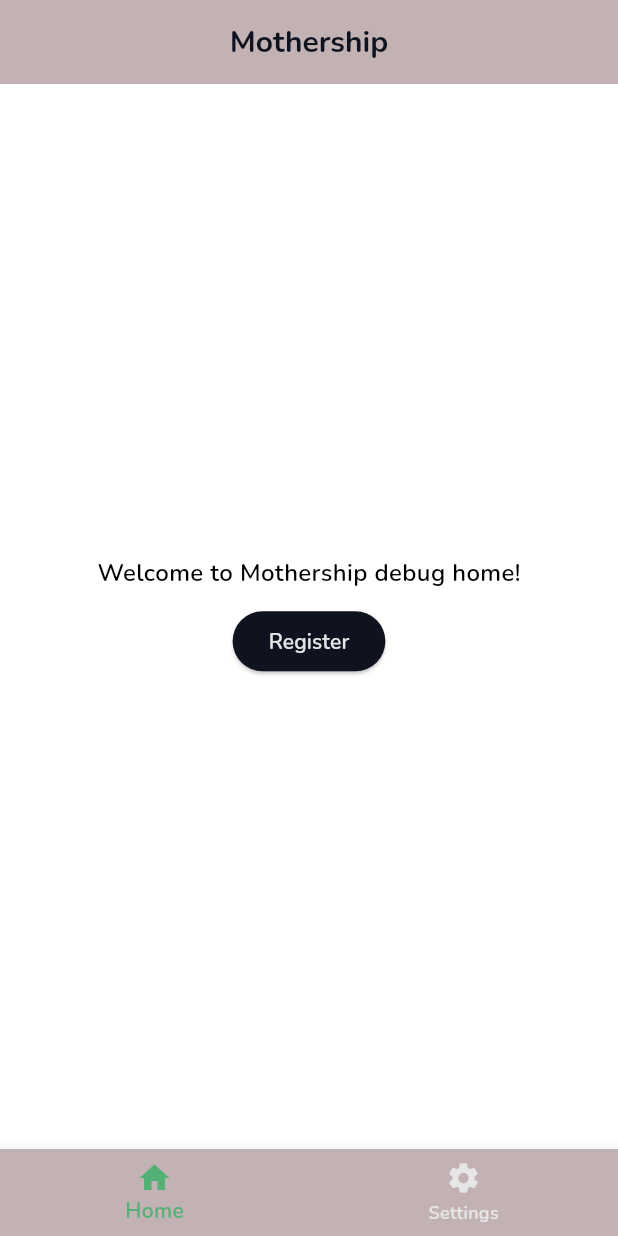
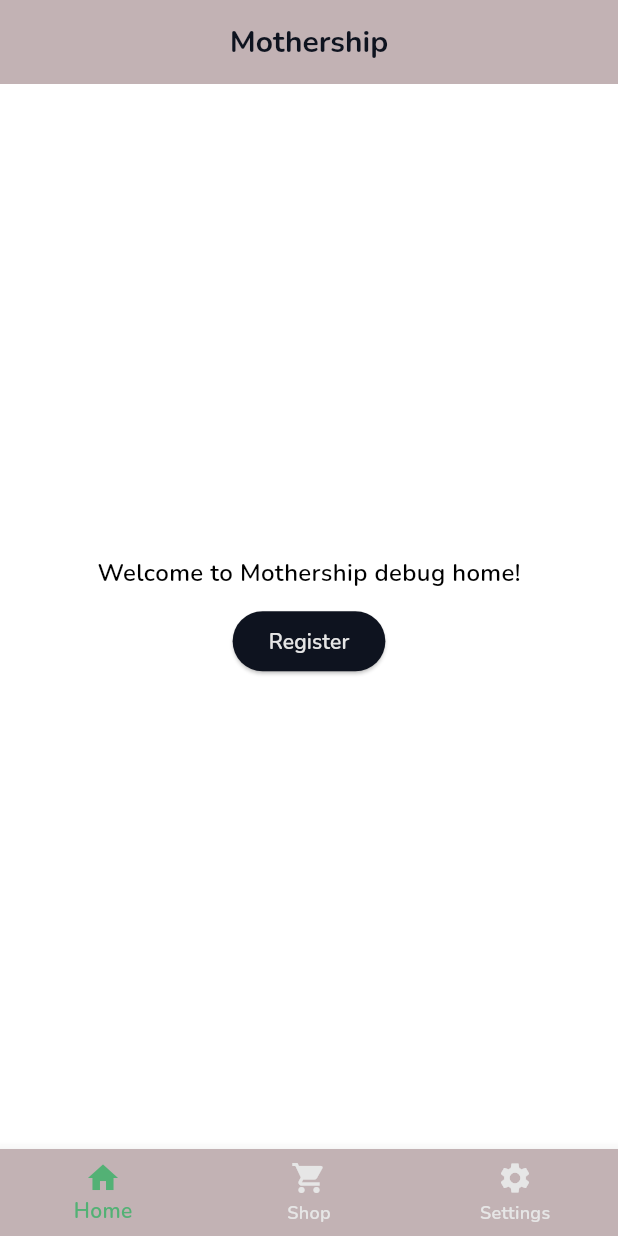
Before and after one commit to csc190mothership/mothership-app, a Flutter app: the screen it shows after launch, on a phone screen of 412 x 824 dp. Run offline on Flutter 3.47's test engine with Material 3 defaults, Android fonts, the phone set to English and light mode, and no system bars; our stand-ins replace intl_phone_number_input, page_transition.

Commit message:
added empty shop page with search button

```diff
--- a/lib/main.dart
+++ b/lib/main.dart
@@ -4,6 +4,8 @@
 import 'screens/settings.dart';
 import 'screens/debughome.dart';
 import 'screens/register.dart';
+import 'screens/shop.dart';
+import 'screens/search.dart';
 import 'package:provider/provider.dart';
 import 'themeprovider.dart';
 
@@ -22,6 +24,7 @@
   @override
   Widget build(BuildContext context) {
     return MaterialApp(
+      debugShowCheckedModeBanner: false,
       title: 'Flutter Demo',
       theme: Provider.of<ThemeProvider>(context).getTheme(),
       home: const MyHomePage(),
@@ -47,8 +50,8 @@
 
   final _pageOptions = [
     debugHome(),
+    Shop(),
     Settings(),
-    Register(),
   ];
 
   @override
@@ -62,9 +65,14 @@
             label: 'Home',
           ),
           BottomNavigationBarItem(
+            icon: Icon(Icons.shopping_cart),
+            label: 'Shop',
+          ),
+          BottomNavigationBarItem(
             icon: Icon(Icons.settings),
             label: 'Settings',
           ),
+
         ],
         currentIndex: _selectedPage,
         onTap: _onItemTapped,
```
Also changed, not shown: lib/screens/search.dart (added, +20 -0 lines), lib/screens/shop.dart (added, +26 -0 lines).
